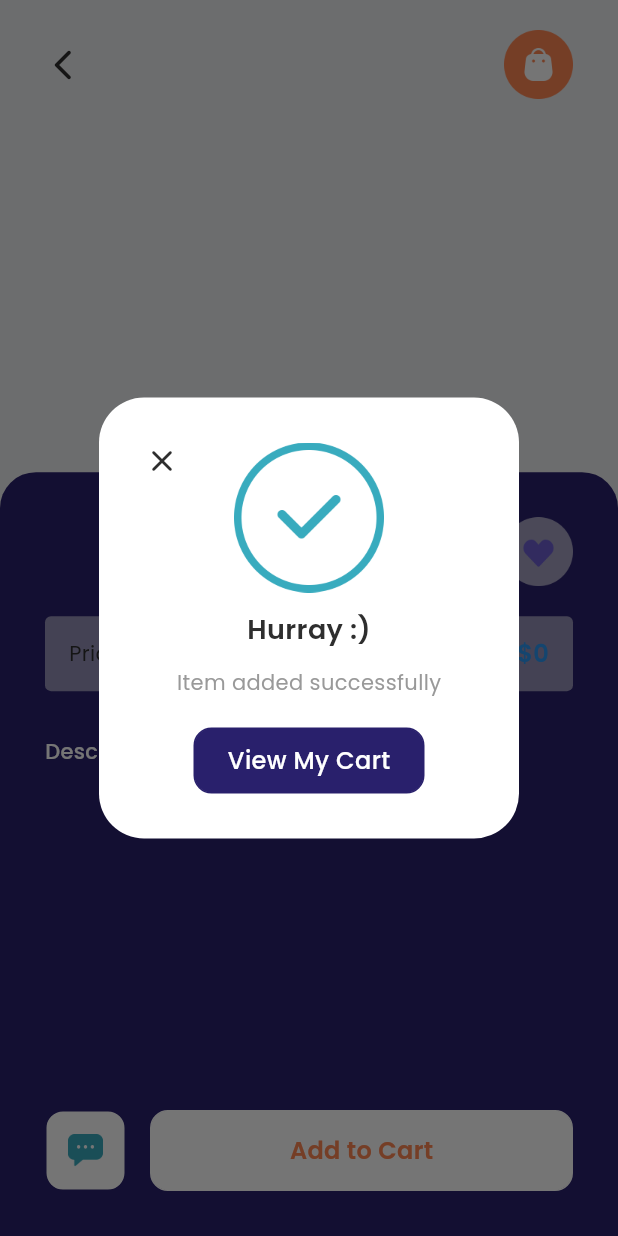
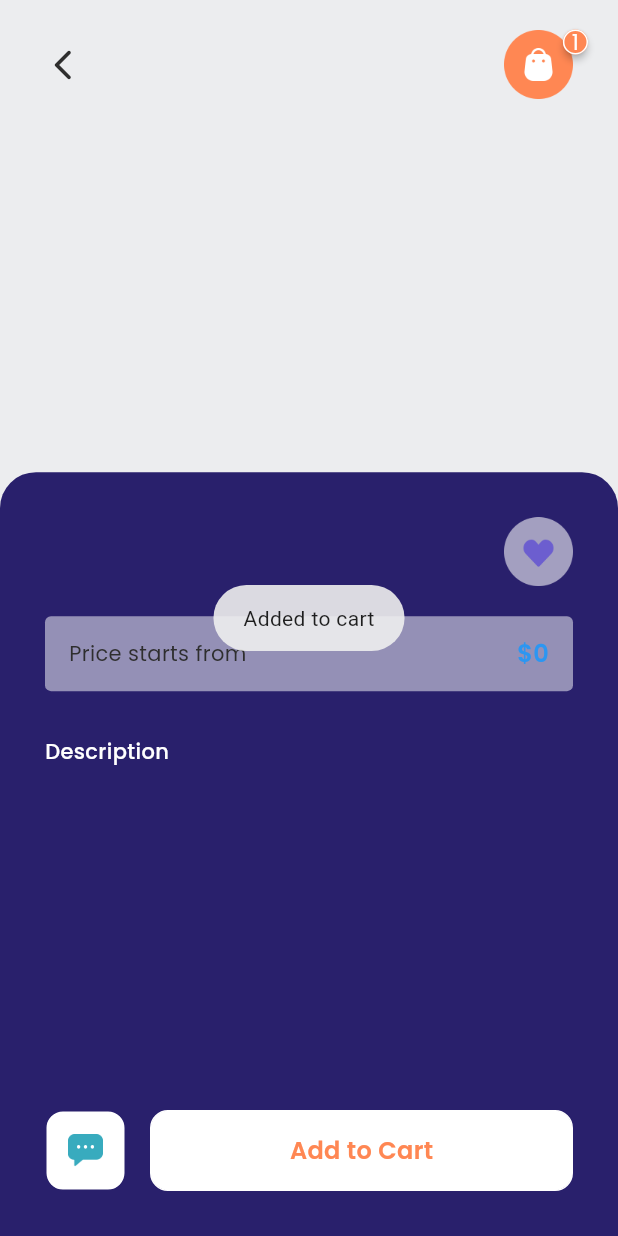
Before and after one commit to matinrajab/punggawa_store_app, a Flutter app: the ProductPage screen opened directly with empty values, after a tap on "Add to Cart", on a phone screen of 412 x 824 dp. Run offline on Flutter 3.47's test engine with Material 3 defaults, Android fonts, the phone set to English and light mode, and no system bars; drawn by our look-alikes of badges, carousel_slider; our stand-ins replace cloud_firestore, currency_text_input_formatter, firebase_core, flutter_dotenv, fluttertoast, google_fonts and 2 more; accounts and stored records are empty; network calls fail.

Commit message:
cart badge

```diff
--- a/lib/pages/main/main_page.dart
+++ b/lib/pages/main/main_page.dart
@@ -4,6 +4,7 @@ import 'package:shoe_store_app/pages/cart/cart_page.dart';
 import 'package:shoe_store_app/pages/chat/detail_chat_page.dart';
 import 'package:shoe_store_app/pages/home/home_page.dart';
 import 'package:shoe_store_app/pages/profile/profile_page.dart';
+import 'package:shoe_store_app/pages/widgets/cart_badge.dart';
 import 'package:shoe_store_app/pages/wishlist/wishlist_page.dart';
 import 'package:shoe_store_app/providers/page_provider.dart';
 import 'package:shoe_store_app/providers/product_provider.dart';
@@ -26,7 +27,8 @@ class MainPage extends StatelessWidget {
     return Consumer<PageProvider>(
       builder: (context, pageProvider, _) => Scaffold(
         backgroundColor: backgroundColor1,
-        floatingActionButton: FloatingActionButton(
+        floatingActionButton: CartBadge(
+          child: FloatingActionButton(
             shape: const RoundedRectangleBorder(
               borderRadius: BorderRadius.all(
                 Radius.circular(50),
@@ -37,6 +39,7 @@ class MainPage extends StatelessWidget {
             child: Image.asset(
               'assets/icon/cart.png',
               width: 20,
+            ),
           ),
         ),
         floatingActionButtonLocation: FloatingActionButtonLocation.centerDocked,
--- a/lib/pages/product/widgets/product_page_footer.dart
+++ b/lib/pages/product/widgets/product_page_footer.dart
@@ -1,8 +1,8 @@
 import 'package:flutter/material.dart';
+import 'package:fluttertoast/fluttertoast.dart';
 import 'package:provider/provider.dart';
 import 'package:shoe_store_app/models/product_model.dart';
 import 'package:shoe_store_app/pages/chat/detail_chat_page.dart';
-import 'package:shoe_store_app/pages/product/widgets/success_alert_dialog.dart';
 import 'package:shoe_store_app/pages/widgets/icon_box_button.dart';
 import 'package:shoe_store_app/pages/widgets/my_button.dart';
 import 'package:shoe_store_app/providers/cart_provider.dart';
@@ -50,9 +50,10 @@ class ProductPageFooter extends StatelessWidget {
               fontColor: tertiaryColor,
               onTap: () {
                 cartProvider.addCart(product);
-                showDialog<String>(
-                  context: context,
-                  builder: (BuildContext context) => const SuccessAlertDialog(),
+                Fluttertoast.showToast(
+                  msg: "Added to cart",
+                  toastLength: Toast.LENGTH_SHORT,
+                  gravity: ToastGravity.CENTER,
                 );
               },
             ),
--- a/lib/pages/product/widgets/product_page_header.dart
+++ b/lib/pages/product/widgets/product_page_header.dart
@@ -1,5 +1,7 @@
+import 'package:flutter/cupertino.dart';
 import 'package:flutter/material.dart';
 import 'package:shoe_store_app/pages/cart/cart_page.dart';
+import 'package:shoe_store_app/pages/widgets/cart_badge.dart';
 import 'package:shoe_store_app/shared/theme.dart';
 
 class ProductPageHeader extends StatelessWidget {
@@ -25,11 +27,13 @@ class ProductPageHeader extends StatelessWidget {
           ),
           GestureDetector(
             onTap: () => Navigator.pushNamed(context, CartPage.routeName),
-            child: Image.asset(
-              'assets/icon/cart_action.png',
-              width: 46,
+            child: CartBadge(
+              child: Image.asset(
+                'assets/icon/cart_action.png',
+                width: 46,
+              ),
             ),
-          )
+          ),
         ],
       ),
     );
--- a/lib/pages/product/widgets/success_alert_dialog.dart
+++ /dev/null
@@ -1,71 +0,0 @@
-import 'package:flutter/material.dart';
-import 'package:shoe_store_app/pages/cart/cart_page.dart';
-import 'package:shoe_store_app/pages/widgets/my_button.dart';
-import 'package:shoe_store_app/shared/theme.dart';
-
-class SuccessAlertDialog extends StatelessWidget {
-  const SuccessAlertDialog({super.key});
-
-  @override
-  Widget build(BuildContext context) {
-    return AlertDialog(
-      backgroundColor: backgroundColor1,
-      shape: RoundedRectangleBorder(
-        borderRadius: BorderRadius.circular(30),
-      ),
-      contentPadding: const EdgeInsets.all(30),
-      content: SingleChildScrollView(
-        child: Stack(
-          children: [
-            InkWell(
-              borderRadius: BorderRadius.circular(20),
-              onTap: () => Navigator.pop(context),
-              child: const Icon(
-                closeIcon,
-                color: primaryTextColor,
-              ),
-            ),
-            Center(
-              child: Column(
-                children: [
-                  Image.asset(
-                    'assets/icon/success.png',
-                    width: 100,
-                  ),
-                  Padding(
-                    padding: const EdgeInsets.symmetric(
-                      vertical: 12,
-                    ),
-                    child: Text(
-                      'Hurray :)',
-                      style: primaryTextStyle.copyWith(
-                        fontSize: 18,
-                        fontWeight: semiBold,
-                      ),
-                    ),
-                  ),
-                  Text(
-                    'Item added successfully',
-                    style: secondaryTextStyle,
-                  ),
-                  const SizedBox(
-                    height: 20,
-                  ),
-                  MyButton(
-                    text: 'View My Cart',
-                    onTap: () => Navigator.popAndPushNamed(
-                      context,
-                      CartPage.routeName,
-                    ),
-                    height: 44,
-                    width: 154,
-                  )
-                ],
-              ),
-            )
-          ],
-        ),
-      ),
-    );
-  }
-}
--- /dev/null
+++ b/lib/pages/widgets/cart_badge.dart
@@ -0,0 +1,38 @@
+import 'package:flutter/material.dart';
+import 'package:provider/provider.dart';
+import 'package:shoe_store_app/providers/cart_provider.dart';
+import 'package:shoe_store_app/shared/theme.dart';
+import 'package:badges/badges.dart' as badges;
+
+class CartBadge extends StatelessWidget {
+  final Widget? child;
+
+  const CartBadge({
+    super.key,
+    required this.child,
+  });
+
+  @override
+  Widget build(BuildContext context) {
+    return Consumer<CartProvider>(
+      builder: (context, cartProvider, _) {
+        int totalProducts = cartProvider.carts.length;
+        return badges.Badge(
+          badgeContent: Text(
+            '$totalProducts',
+            style: whiteTextStyle,
+          ),
+          badgeStyle: const badges.BadgeStyle(
+            padding: EdgeInsets.all(6),
+            badgeColor: tertiaryColor,
+            borderSide: BorderSide(
+              color: whiteColor,
+            ),
+          ),
+          showBadge: totalProducts > 0,
+          child: child,
+        );
+      },
+    );
+  }
+}
--- a/pubspec.yaml
+++ b/pubspec.yaml
@@ -47,6 +47,8 @@ dependencies:
   flutter_dotenv: ^5.1.0
   intl: ^0.19.0
   currency_text_input_formatter: ^2.1.13
+  badges: ^3.1.2
+  fluttertoast: ^8.2.4
 
 dev_dependencies:
   flutter_test:
```
Also changed, not shown: pubspec.lock. Lines whose indentation alone changed are shown as unchanged.
